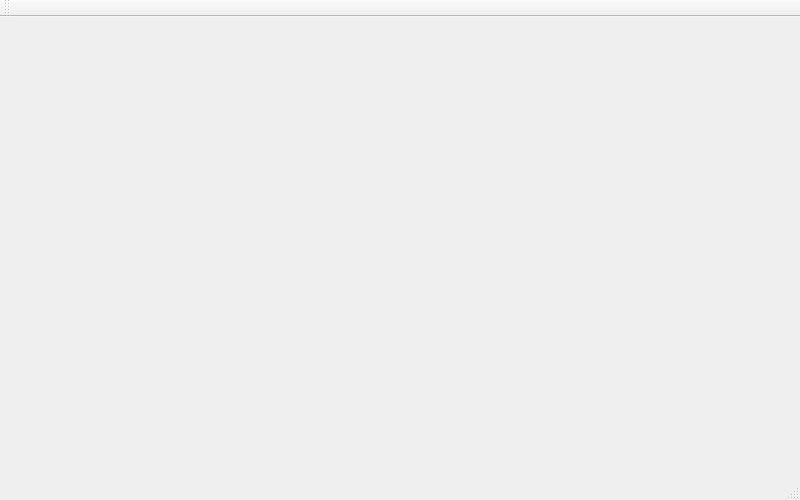
Qt form ClientApp/ClientApp.ui (vraus/PercivalChatroom) before a commit.
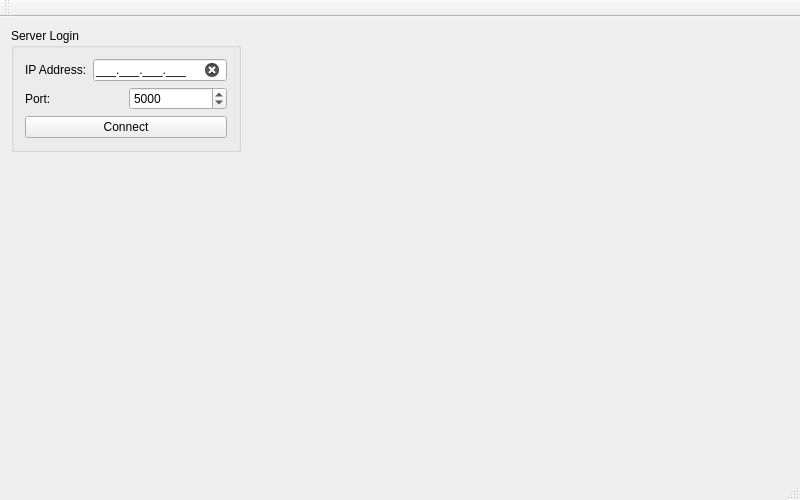
The same form after that commit.

Commit message:
Basic Server & Client setup
Tcp server listening
style UI Client app
Client app will be connected soon to the server through Device Controller

```diff
--- a/ClientApp/ClientApp.ui
+++ b/ClientApp/ClientApp.ui
@@ -13,7 +13,93 @@
   <property name="windowTitle">
    <string>ClientApp</string>
   </property>
-  <widget class="QWidget" name="centralWidget"/>
+  <property name="styleSheet">
+   <string notr="true">#ledIPAddress[state=&quot;0&quot;] {
+	
+	background-color: rgba(200, 50, 50, 200);
+}
+#ledIPAddress[state=&quot;1&quot;] {
+	background-color: rgba(50, 200, 50, 200);
+}</string>
+  </property>
+  <widget class="QWidget" name="centralWidget">
+   <layout class="QFormLayout" name="formLayout">
+    <item row="0" column="0">
+     <widget class="QGroupBox" name="groupBox">
+      <property name="title">
+       <string>Server Login</string>
+      </property>
+      <property name="checkable">
+       <bool>false</bool>
+      </property>
+      <layout class="QGridLayout" name="gridLayout">
+       <item row="0" column="0">
+        <layout class="QVBoxLayout" name="verticalLayout">
+         <item>
+          <layout class="QHBoxLayout" name="horizontalLayout">
+           <item>
+            <widget class="QLabel" name="label">
+             <property name="text">
+              <string>IP Address:</string>
+             </property>
+            </widget>
+           </item>
+           <item>
+            <widget class="QLineEdit" name="ledIPAddress">
+             <property name="inputMask">
+              <string>000.000.000.000;_</string>
+             </property>
+             <property name="text">
+              <string>...</string>
+             </property>
+             <property name="clearButtonEnabled">
+              <bool>true</bool>
+             </property>
+             <property name="state" stdset="0">
+              <string/>
+             </property>
+            </widget>
+           </item>
+          </layout>
+         </item>
+         <item>
+          <layout class="QHBoxLayout" name="horizontalLayout_2">
+           <item>
+            <widget class="QLabel" name="label_2">
+             <property name="text">
+              <string>Port:</string>
+             </property>
+            </widget>
+           </item>
+           <item>
+            <widget class="QSpinBox" name="spbPort">
+             <property name="minimum">
+              <number>1024</number>
+             </property>
+             <property name="maximum">
+              <number>65535</number>
+             </property>
+             <property name="value">
+              <number>5000</number>
+             </property>
+            </widget>
+           </item>
+          </layout>
+         </item>
+         <item>
+          <widget class="QPushButton" name="btnConnect">
+           <property name="text">
+            <string>Connect</string>
+           </property>
+          </widget>
+         </item>
+        </layout>
+       </item>
+      </layout>
+     </widget>
+    </item>
+   </layout>
+  </widget>
   <widget class="QMenuBar" name="menuBar">
    <property name="geometry">
     <rect>
```
The commit also changes 13 other files.
